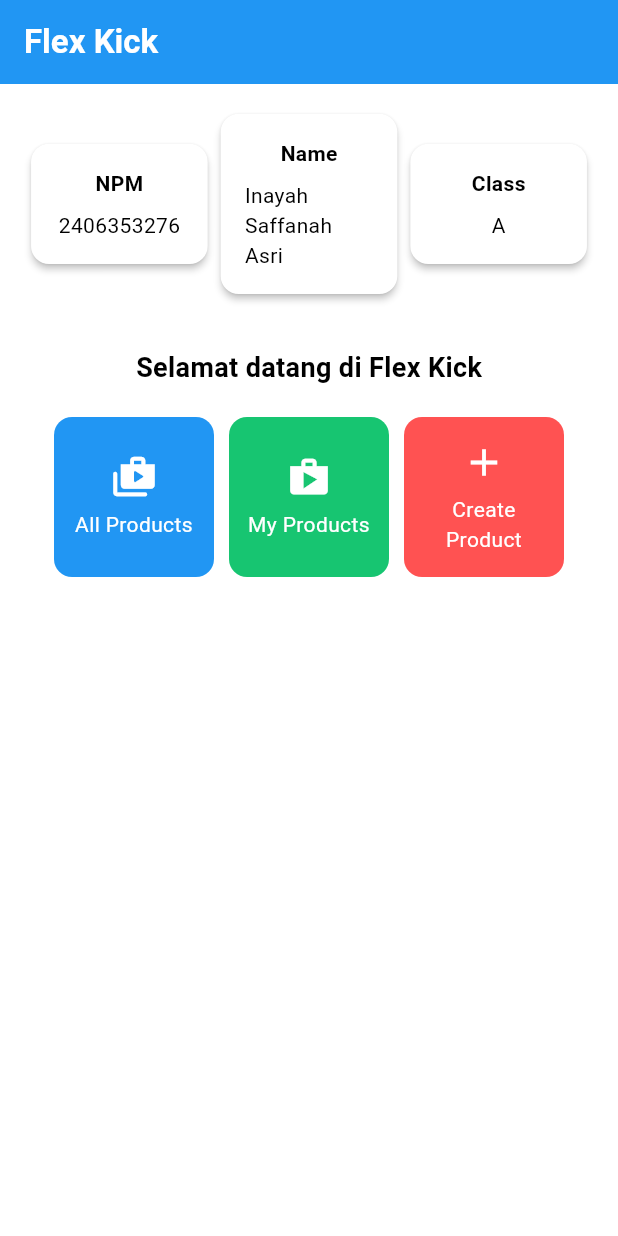
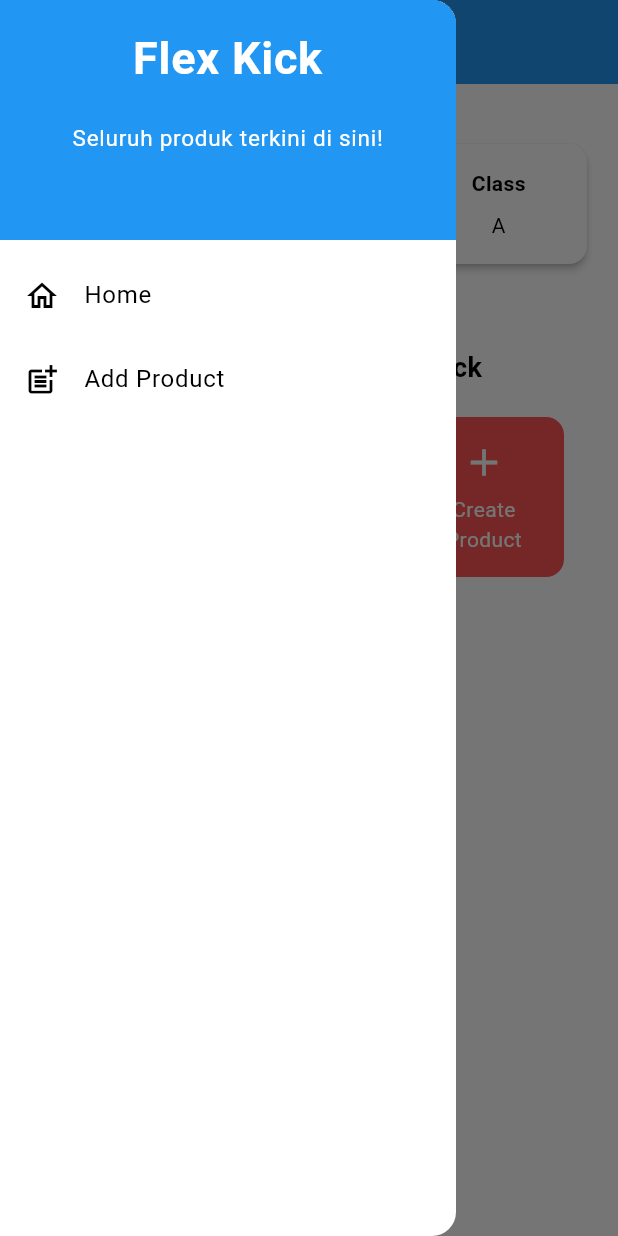
Before and after one commit to Inaeah/flex-kick-mobile, a Flutter app: the screen it shows after launch, with the side drawer open (before the commit the screen has no drawer), on a phone screen of 412 x 824 dp. Run offline on Flutter 3.47's test engine with Material 3 defaults, Android fonts, the phone set to English and light mode, and no system bars.

```diff
--- a/lib/main.dart
+++ b/lib/main.dart
@@ -1,5 +1,5 @@
 import 'package:flutter/material.dart';
-import 'package:flex_kick/menu.dart';
+import 'package:flex_kick/screens/menu.dart';
 
 void main() {
   runApp(const MyApp());
--- a/lib/menu.dart
+++ b/lib/screens/menu.dart
@@ -1,4 +1,7 @@
+import 'package:flex_kick/productlist_form.dart';
 import 'package:flutter/material.dart';
+import 'package:flex_kick/widgets/left_drawer.dart';
+import 'package:flex_kick/widgets/product_card.dart';
 
 class MyHomePage extends StatelessWidget  {
   MyHomePage({super.key});
@@ -29,6 +32,7 @@ class MyHomePage extends StatelessWidget  {
         // Warna latar belakang AppBar diambil dari skema warna tema aplikasi.
         backgroundColor: Theme.of(context).colorScheme.primary,
       ),
+      drawer: LeftDrawer(),
       // Body halaman dengan padding di sekelilingnya.
       body: Padding(
         padding: const EdgeInsets.all(16.0),
@@ -132,57 +136,3 @@ class ItemHomepage {
 
  ItemHomepage(this.name, this.icon, this.color);
 }
-
-class ItemCard extends StatelessWidget {
-  // Menampilkan kartu dengan ikon dan nama.
-
-  final ItemHomepage item;
-
-  const ItemCard(this.item, {super.key});
-
-  @override
-  Widget build(BuildContext context) {
-    return Material(
-      // Menentukan warna latar belakang dari tema aplikasi.
-      color: item.color,
-      // Membuat sudut kartu melengkung.
-      borderRadius: BorderRadius.circular(12),
-
-      child: InkWell(
-        // Aksi ketika kartu ditekan.
-        onTap: () {
-          // Menampilkan pesan SnackBar saat kartu ditekan.
-          ScaffoldMessenger.of(context)
-            ..hideCurrentSnackBar()
-            ..showSnackBar(
-              SnackBar(content: Text("Kamu telah menekan tombol ${item.name}!"))
-            );
-        },
-        // Container untuk menyimpan Icon dan Text
-        child: Container(
-          padding: const EdgeInsets.all(8),
-          child: Center(
-            child: Column(
-              // Menyusun ikon dan teks di tengah kartu.
-              mainAxisAlignment: MainAxisAlignment.center,
-              children: [
-                Icon(
-                  item.icon,
-                  color: Colors.white,
-                  size: 30.0,
-                ),
-                const Padding(padding: EdgeInsets.all(3)),
-                Text(
-                  item.name,
-                  textAlign: TextAlign.center,
-                  style: const TextStyle(color: Colors.white),
-                ),
-              ],
-            ),
-          ),
-        ),
-      ),
-    );
-  }
-
-}
--- /dev/null
+++ b/lib/widgets/left_drawer.dart
@@ -0,0 +1,81 @@
+import 'package:flutter/material.dart';
+import 'package:flex_kick/menu.dart';
+import 'package:flex_kick/productlist_form.dart';
+
+class LeftDrawer extends StatelessWidget {
+  const LeftDrawer({super.key});
+
+  @override
+  Widget build(BuildContext context) {
+    return Drawer(
+      child: ListView(
+        children: [
+          const DrawerHeader(
+            decoration: BoxDecoration(
+                color: Colors.blue,
+              ),
+              child: Column(
+                children: [
+                  Text(
+                    'Flex Kick',
+                    textAlign: TextAlign.center,
+                    style: TextStyle(
+                      fontSize: 30,
+                      fontWeight: FontWeight.bold,
+                      color: Colors.white,
+                    ),
+                  ),
+                  Padding(padding: EdgeInsets.all(10)),
+                  Text("Seluruh produk terkini di sini!",
+                      textAlign: TextAlign.center,
+                      style: TextStyle(fontSize: 15, color: Colors.white, fontWeight: FontWeight.normal),
+                      ),
+                ],
+              ),
+
+          ),
+
+          ListTile(
+            leading: const Icon(Icons.home_outlined),
+            title: const Text('Home'),
+            // Bagian redirection ke MyHomePage
+            onTap: () {
+              Navigator.pushReplacement(
+                  context,
+                  MaterialPageRoute(
+                    builder: (context) => MyHomePage(),
+                  ));
+            },
+          ),
+
+          ListTile(
+            leading: const Icon(Icons.post_add),
+            title: const Text('Add Product'),
+            // Bagian redirection ke ProductFormPage
+            onTap: () {
+              Navigator.pushReplacement(
+                  context,
+                  MaterialPageRoute(
+                    builder: (context) => ProductFormPage(),
+                  ));
+            },
+          ),
+
+
+
+
+
+
+
+
+
+
+
+
+
+
+        ],
+      ),
+    );
+  }
+}
--- /dev/null
+++ b/lib/widgets/product_card.dart
@@ -0,0 +1,62 @@
+import 'package:flutter/material.dart';
+import 'package:flex_kick/screens/productlist_form.dart';
+import 'package:flex_kick/screens/menu.dart';
+
+class ItemCard extends StatelessWidget {
+  // Menampilkan kartu dengan ikon dan nama.
+
+  final ItemHomepage item;
+
+  const ItemCard(this.item, {super.key});
+
+  @override
+  Widget build(BuildContext context) {
+    return Material(
+      // Menentukan warna latar belakang dari tema aplikasi.
+      color: item.color,
+      // Membuat sudut kartu melengkung.
+      borderRadius: BorderRadius.circular(12),
+
+      child: InkWell(
+        // Aksi ketika kartu ditekan.
+        onTap: () {
+          // Menampilkan pesan SnackBar saat kartu ditekan.
+          ScaffoldMessenger.of(context)
+            ..hideCurrentSnackBar()
+            ..showSnackBar(
+              SnackBar(content: Text("Kamu telah menekan tombol ${item.name}!"))
+            );
+
+            if (item.name == "Create Product"){
+              Navigator.push(context,
+              MaterialPageRoute(builder: (context) => const ProductFormPage()));
+            }
+        },
+        // Container untuk menyimpan Icon dan Text
+        child: Container(
+          padding: const EdgeInsets.all(8),
+          child: Center(
+            child: Column(
+              // Menyusun ikon dan teks di tengah kartu.
+              mainAxisAlignment: MainAxisAlignment.center,
+              children: [
+                Icon(
+                  item.icon,
+                  color: Colors.white,
+                  size: 30.0,
+                ),
+                const Padding(padding: EdgeInsets.all(3)),
+                Text(
+                  item.name,
+                  textAlign: TextAlign.center,
+                  style: const TextStyle(color: Colors.white),
+                ),
+              ],
+            ),
+          ),
+        ),
+      ),
+    );
+  }
+
+}
```
Also changed, not shown: lib/screens/productlist_form.dart (added, +311 -0 lines).
